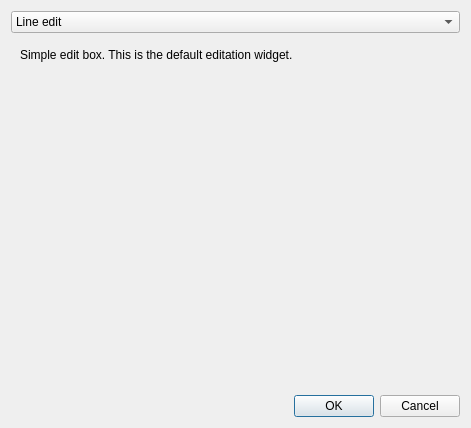
The window that src/ui/qgsattributetypeedit.ui (kadas-albireo/kadas-albireo) describes before a commit, drawn with Qt 5.
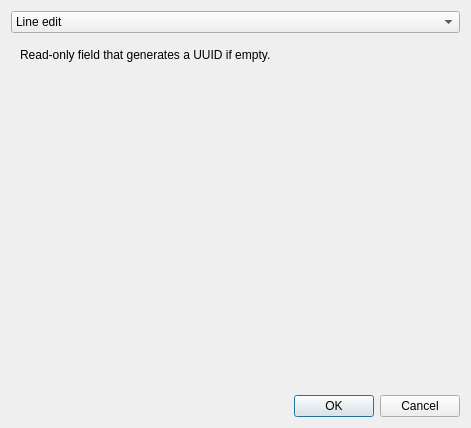
The same window after the commit. The open tabs and pages were chosen to show the change.

Commit message: [FEATURE] add uuid generator widget

```diff
--- a/src/ui/qgsattributetypeedit.ui
+++ b/src/ui/qgsattributetypeedit.ui
@@ -679,6 +679,30 @@
        </item>
       </layout>
      </widget>
+     <widget class="QWidget" name="uuidGenPage">
+      <layout class="QVBoxLayout" name="verticalLayout_14">
+       <item>
+        <widget class="QLabel" name="label_9">
+         <property name="text">
+          <string>Read-only field that generates a UUID if empty.</string>
+         </property>
+        </widget>
+       </item>
+       <item>
+        <spacer name="verticalSpacer_11">
+         <property name="orientation">
+          <enum>Qt::Vertical</enum>
+         </property>
+         <property name="sizeHint" stdset="0">
+          <size>
+           <width>20</width>
+           <height>294</height>
+          </size>
+         </property>
+        </spacer>
+       </item>
+      </layout>
+     </widget>
     </widget>
    </item>
    <item>
```
Left out of the diff: 9 changed lines with no effect on the pictures. The commit also changes 7 other files.
